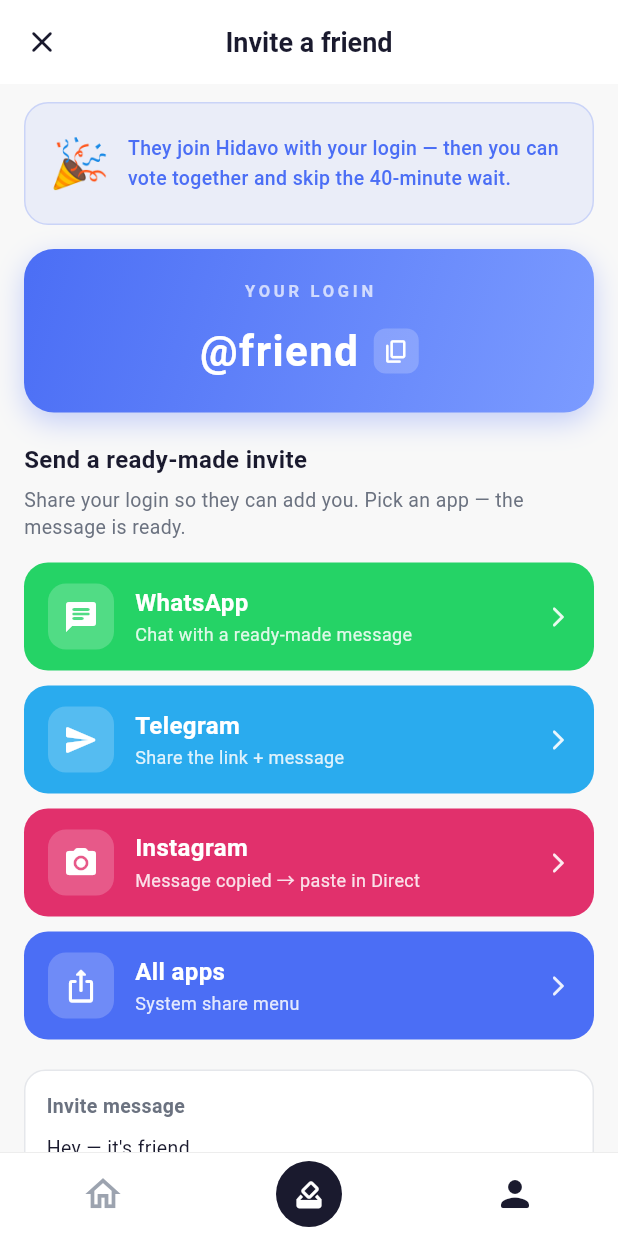
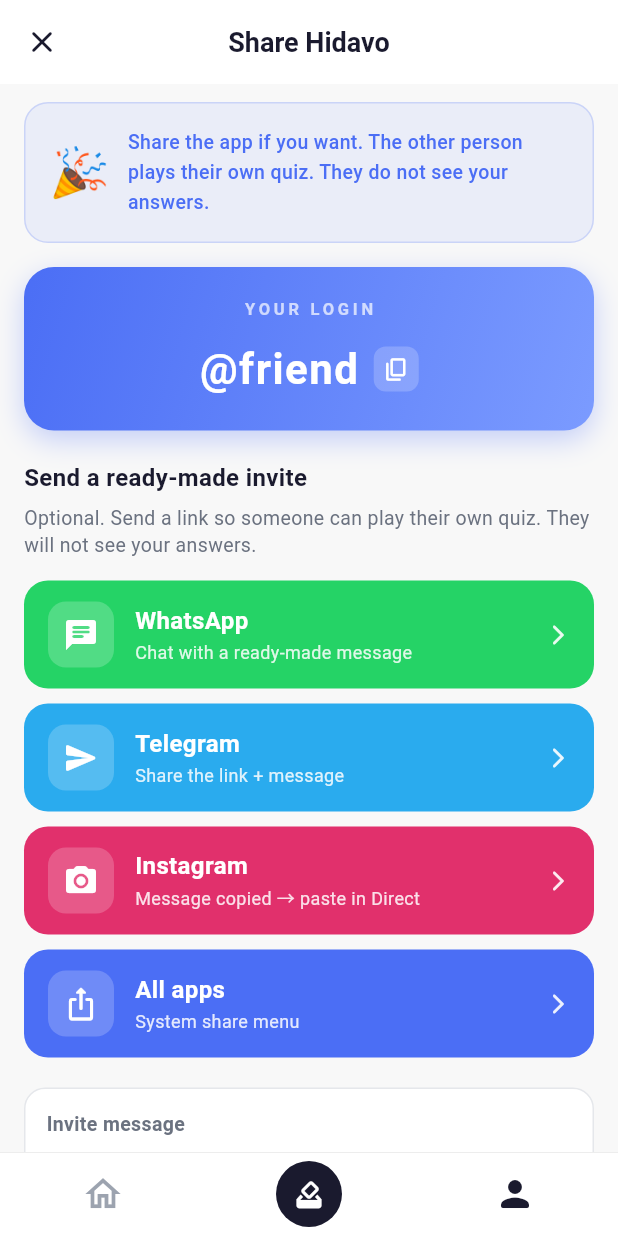
Before and after one commit to amanvelikiigmailcom/poll-main, a Flutter app: the InviteFriendScreen screen opened by its route, on a phone screen of 412 x 824 dp. Run offline on Flutter 3.47's test engine with Material 3 defaults, Android fonts, the phone set to English and light mode, and no system bars; our stand-ins replace cached_network_image, dio, equatable, firebase_core, firebase_messaging, flutter_animate and 11 more; accounts and stored records are empty.

Commit message:
Honest share copy: others play their own quiz

```diff
--- a/app/lib/screens/social/invite_friend_screen.dart
+++ b/app/lib/screens/social/invite_friend_screen.dart
@@ -88,7 +88,7 @@
         elevation: 0,
         centerTitle: true,
         title: const Text(
-          'Invite a friend',
+          'Share Hidavo',
           style: TextStyle(
             fontSize: 18,
             fontWeight: FontWeight.w700,
@@ -125,7 +125,7 @@
                 ),
                 const SizedBox(height: 6),
                 const Text(
-                  'Share your login so they can add you. Pick an app — the message is ready.',
+                  'Optional. Send a link so someone can play their own quiz. They will not see your answers.',
                   style: TextStyle(
                     fontSize: 13,
                     color: AppColors.textSecondary,
@@ -218,7 +218,7 @@
           SizedBox(width: 12),
           Expanded(
             child: Text(
-              'They join Hidavo with your login — then you can vote together and skip the 40-minute wait.',
+              'Share the app if you want. The other person plays their own quiz. They do not see your answers.',
               style: TextStyle(
                 fontSize: 13,
                 color: AppColors.primaryBlue,
```
